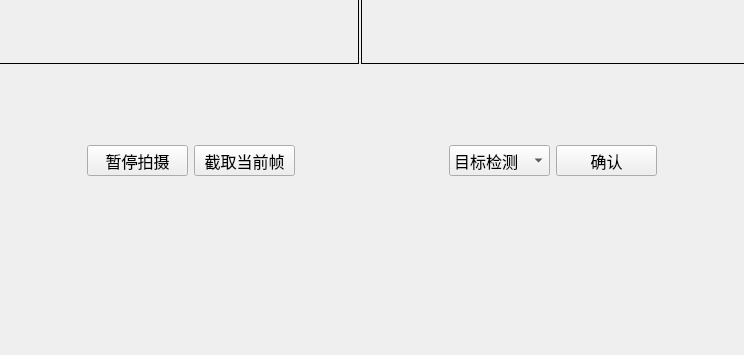
The window that src/ui/mainwindow.ui (NieQuan-kzzx/RDKS100_Drowning) describes before a commit, drawn with Qt 5; both pictures show x 294 to 1038 and y 345 to 700 of the 1310 by 700 pixel window.
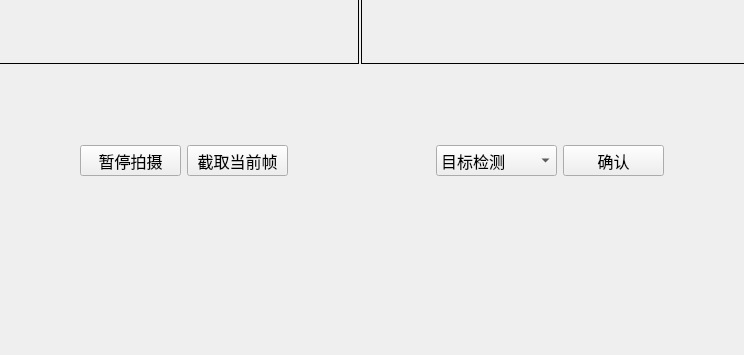
The same window after the commit.

Patch:
```diff
--- a/src/ui/mainwindow.ui
+++ b/src/ui/mainwindow.ui
@@ -295,13 +295,13 @@
             <widget class="QComboBox" name="comboBoxModels">
              <property name="minimumSize">
               <size>
-               <width>101</width>
+               <width>121</width>
                <height>31</height>
               </size>
              </property>
              <property name="maximumSize">
               <size>
-               <width>101</width>
+               <width>121</width>
                <height>31</height>
               </size>
              </property>
```
Left out of the diff: 15 changed lines with no effect on the pictures.
